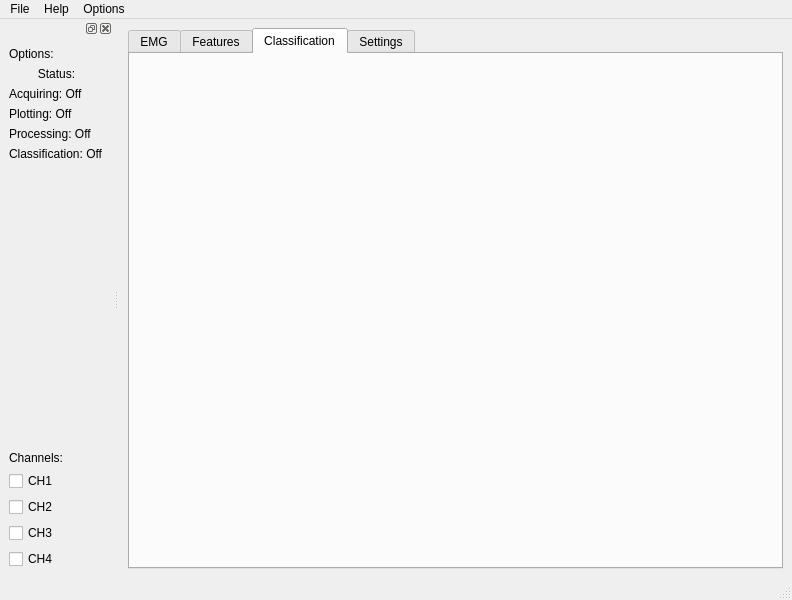
italogsfernandes/hand, file python-real-time-application/views/layouts/base_project_main.ui: the form before one commit.
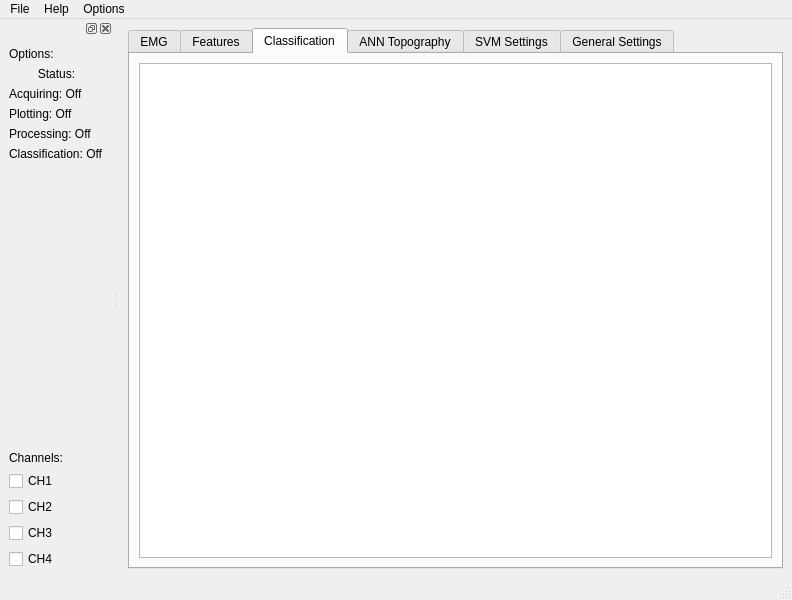
The form after the commit. The open tabs and pages were chosen to show the change.

Patch:
```diff
--- a/python-real-time-application/views/layouts/base_project_main.ui
+++ b/python-real-time-application/views/layouts/base_project_main.ui
@@ -202,10 +202,30 @@
        <attribute name="title">
         <string>Classification</string>
        </attribute>
+       <layout class="QHBoxLayout" name="horizontalLayout_6">
+        <item>
+         <widget class="QGraphicsView" name="graphicsView_classification"/>
+        </item>
+       </layout>
+      </widget>
+      <widget class="QWidget" name="tab_ann">
+       <attribute name="title">
+        <string>ANN Topography</string>
+       </attribute>
+       <layout class="QHBoxLayout" name="horizontalLayout_4">
+        <item>
+         <widget class="QGraphicsView" name="graphicsView_ann"/>
+        </item>
+       </layout>
+      </widget>
+      <widget class="QWidget" name="tab_2">
+       <attribute name="title">
+        <string>SVM Settings</string>
+       </attribute>
       </widget>
       <widget class="QWidget" name="tab_settings">
        <attribute name="title">
-        <string>Settings</string>
+        <string>General Settings</string>
        </attribute>
       </widget>
      </widget>
```
Left out of the diff: 2 changed lines with no effect on the pictures.
